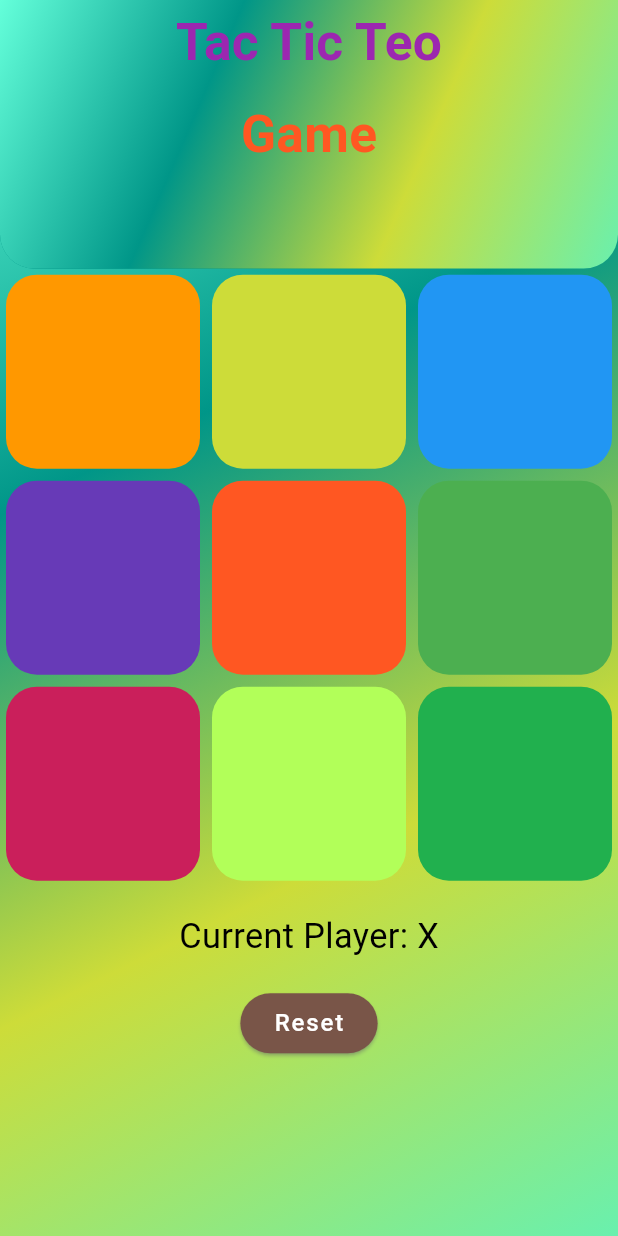
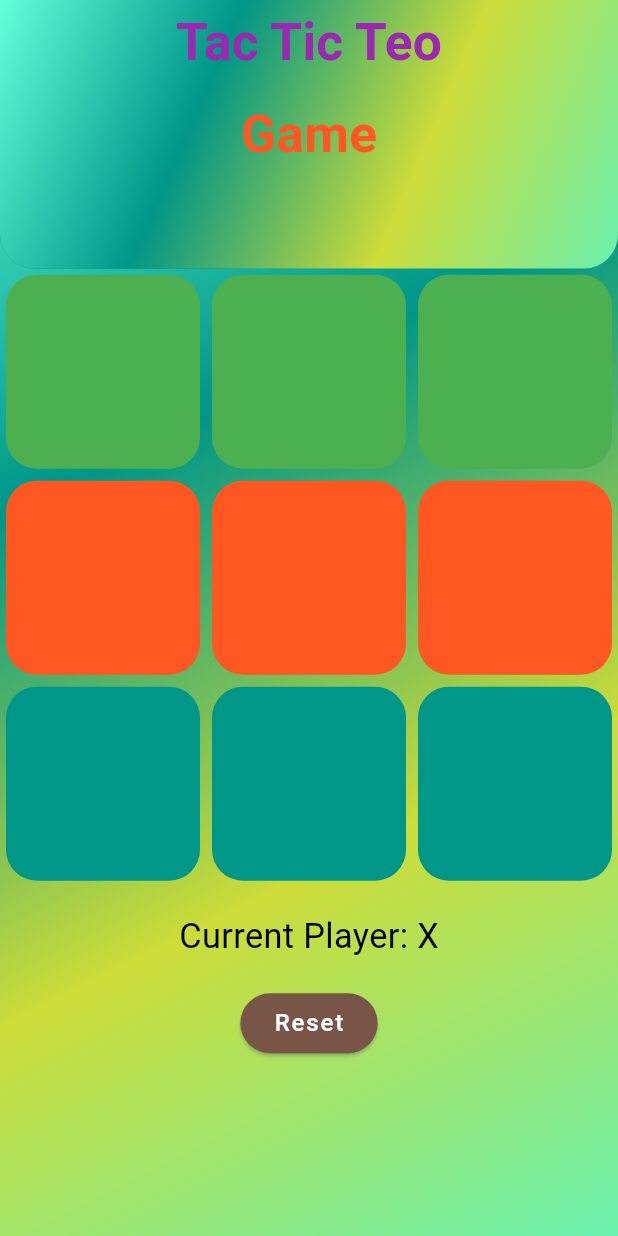
Before and after one commit to Gulshid/Tic-Tac-Teo, a Flutter app: the screen it shows after launch, on a phone screen of 412 x 824 dp. Run offline on Flutter 3.47's test engine with Material 3 defaults, Android fonts, the phone set to English and light mode, and no system bars; our stand-ins replace flutter_screenutil, google_fonts; Roboto replaces fonts that are missing (Adamina).

Commit message:
Completed Game Successfully--------->

```diff
--- a/tac_tic_teo/lib/view_/game_view_Screen.dart
+++ b/tac_tic_teo/lib/view_/game_view_Screen.dart
@@ -15,7 +15,7 @@ class GameViewScreen extends StatefulWidget {
 
 class _GameViewScreenState extends State<GameViewScreen> {
   List ContainerColor = [
-    Colors.orange, Colors.lime, Colors.blue, Colors.deepPurple, Colors.deepOrange, Colors.green, const Color.fromARGB(255, 202, 31, 91), Colors.lightGreenAccent, const Color.fromARGB(255, 33, 176, 78)
+    Colors.green, Colors.green, Colors.green, Colors.deepOrange, Colors.deepOrange, Colors.deepOrange, Colors.teal, Colors.teal, Colors.teal
   ];
   @override
   Widget build(BuildContext context) {
```
